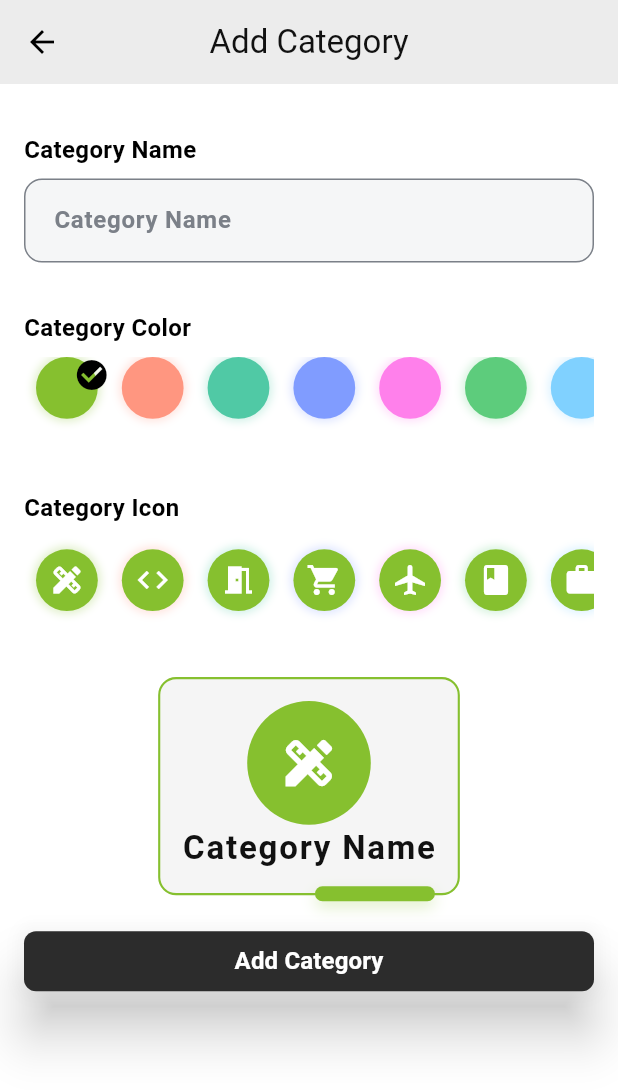
After one commit to xon-nate/finish_up_app, a Flutter app: the screen it shows after launch, tab 3 chosen, after a tap on the "add" icon, on a phone screen of 412 x 824 dp. The commit adds this screen. Shown: the top 1090 px of the screen. Run offline on Flutter 3.47's test engine with Material 2 defaults, Android fonts, the phone set to English and light mode, and no system bars; our stand-ins replace cloud_firestore, dartz, firebase_core, flutter_riverpod, go_router, shimmer and 1 more; accounts and stored records are empty; generated files the repository leaves out were written again; Roboto replaces fonts that are missing (Kumbh).

Commit message:
before uuid

```diff
--- a/lib/features/category/data/database/category_local_db.dart
+++ b/lib/features/category/data/database/category_local_db.dart
@@ -1,5 +1,6 @@
 import 'package:flutter_riverpod/flutter_riverpod.dart';
 import 'package:sqflite/sqflite.dart' as sql;
+import 'package:uuid/uuid.dart'; // Import the UUID package
 
 // import '../../../../core/errors/errors.dart';
 import '../../domain/entities/category.dart';
@@ -38,8 +39,8 @@ class CategoryLocalDataBaseImpl implements CategoryLocalDataBase {
   Future<void> createTables(sql.Database database) async {
     //create if not exists
     await database.execute('''
-    CREATE TABLE IF NOT EXISTS categories (
-      id INTEGER PRIMARY KEY AUTOINCREMENT,
+    1CREATE TABLE IF NOT EXISTS categories (
+      id TEXT PRIMARY KEY,
       name TEXT,
       iconIndex INTEGER,
       colorIndex INTEGER
@@ -165,10 +166,10 @@ class CategoryLocalDataBaseImpl implements CategoryLocalDataBase {
         whereArgs: [id],
       );
       return CategoryModel(
-        id: maps[0]['id'].toString(),
-        name: maps[0]['name'],
-        iconIndex: maps[0]['iconIndex'],
-        colorIndex: maps[0]['colorIndex'],
+        id: maps.first['id'].toString(),
+        name: maps.first['name'],
+        iconIndex: maps.first['iconIndex'],
+        colorIndex: maps.first['colorIndex'],
       );
     } catch (e) {
       throw Exception("Error getting category: $e");
--- a/lib/features/category/domain/usecases/delete.dart
+++ b/lib/features/category/domain/usecases/delete.dart
@@ -0,0 +1,19 @@
+import 'package:dartz/dartz.dart';
+import 'package:finish_up_app/features/category/domain/repository/category_repository.dart';
+
+import '../../../../core/errors/errors.dart';
+import '../../../../core/utils/usecase.dart';
+import '../entities/category.dart';
+
+class DeleteCategoryUseCase extends UseCase<Category, Params<Category>> {
+  final CategoryRepository repository;
+
+  DeleteCategoryUseCase(this.repository);
+
+  @override
+  // params is the category to be Delete d
+  Future<Either<Failure, Category>> call(Params params) async {
+    print("DeleteCategoryUseCase");
+    return await repository.deleteCategoryById(params.data);
+  }
+}
--- /dev/null
+++ b/lib/features/category/presentation/screens/add_screen.dart
@@ -0,0 +1,323 @@
+import 'package:finish_up_app/features/category/presentation/providers/categories_provider.dart';
+import 'package:finish_up_app/features/todo/presentation/widgets/labeled_input_widget.dart';
+import 'package:flutter/material.dart';
+import 'package:flutter_riverpod/flutter_riverpod.dart';
+
+import '../../domain/entities/category.dart';
+
+final colorIndexProvider = StateProvider.autoDispose<int>((ref) => 0);
+final iconIndexProvider = StateProvider.autoDispose<int>((ref) => 0);
+final categoryNameProvider = StateProvider.autoDispose<String>((ref) => '');
+TextEditingController categoryNameTextController = TextEditingController();
+
+class AddCategoryScreen extends ConsumerWidget {
+  const AddCategoryScreen({super.key});
+  @override
+  Widget build(BuildContext context, WidgetRef ref) {
+    final formKey = GlobalKey<FormState>();
+
+    return Scaffold(
+      backgroundColor: const Color(0xFFFFFFFF),
+      appBar: AppBar(
+        centerTitle: true,
+        title: const Text(
+          'Add Category',
+          style: TextStyle(color: Color(0xFF111111)),
+        ),
+        backgroundColor: const Color(0xFFECECEC),
+        elevation: 0,
+      ),
+      body: Padding(
+        padding: const EdgeInsets.all(16),
+        child: Form(
+          key: formKey,
+          child: ListView(
+            children: [
+              const SizedBox(height: 16),
+              LabeledInputWidget(
+                label: 'Category Name',
+                inputWidget: TextFormField(
+                  validator: (value) {
+                    if (value == null || value.isEmpty) {
+                      return 'Please enter category name';
+                    }
+                    return null;
+                  },
+                  controller: categoryNameTextController,
+                  decoration: const InputDecoration(
+                    labelText: 'Category Name',
+                    labelStyle: TextStyle(
+                      color: Color(0xFF7B8088),
+                      fontSize: 16,
+                      fontWeight: FontWeight.w600,
+                    ),
+                    border: OutlineInputBorder(
+                      borderRadius: BorderRadius.all(
+                        Radius.circular(12),
+                      ),
+                    ),
+                    focusedBorder: OutlineInputBorder(
+                      borderRadius: BorderRadius.all(
+                        Radius.circular(12),
+                      ),
+                      borderSide: BorderSide(
+                        color: Color(0xFF006ed4),
+                      ),
+                    ),
+                    enabledBorder: OutlineInputBorder(
+                      borderRadius: BorderRadius.all(
+                        Radius.circular(12),
+                      ),
+                      borderSide: BorderSide(
+                        color: Color(0xFF7B8088),
+                      ),
+                    ),
+                  ),
+                ),
+              ),
+              const SizedBox(height: 16),
+              ColorSelector(),
+              const SizedBox(height: 16),
+              const IconSelector(),
+              const SizedBox(height: 16),
+              FittedBox(
+                fit: BoxFit.scaleDown,
+                child: Stack(
+                  children: [
+                    Card(
+                      color: Colors.grey.shade100,
+                      elevation: 0,
+                      shape: RoundedRectangleBorder(
+                        borderRadius: BorderRadius.circular(12.0),
+                        side: BorderSide(
+                          color: CategoryColors
+                              .categoryPairs[ref.watch(colorIndexProvider)]
+                              .color,
+                          width: 1.4,
+                        ),
+                      ),
+                      child: Padding(
+                        padding: const EdgeInsets.all(16.0),
+                        child: Column(
+                          children: [
+                            CircleAvatar(
+                              radius: MediaQuery.sizeOf(context).width * 0.1,
+                              backgroundColor: CategoryColors
+                                  .categoryPairs[ref.watch(colorIndexProvider)]
+                                  .color,
+                              child: Icon(
+                                CategoryColors.categoryIcons[
+                                    ref.watch(iconIndexProvider)],
+                                color: Colors.white,
+                                size: MediaQuery.sizeOf(context).width * 0.1,
+                              ),
+                            ),
+                            const SizedBox(width: 16),
+                            const Text(
+                              'Category Name',
+                              style: TextStyle(
+                                letterSpacing: 1.2,
+                                color: Color(0xFF111111),
+                                fontSize: 22,
+                                fontWeight: FontWeight.w700,
+                                fontFamily: 'Roboto',
+                              ),
+                            ),
+                          ],
+                        ),
+                      ),
+                    ),
+                    Positioned(
+                      bottom: 0,
+                      right: MediaQuery.sizeOf(context).width * 0.1 / 2,
+                      child: Container(
+                        height: 10,
+                        width: 80,
+                        decoration: BoxDecoration(
+                          borderRadius: BorderRadius.circular(12.0),
+                          color: CategoryColors
+                              .categoryPairs[ref.watch(colorIndexProvider)]
+                              .color,
+                          boxShadow: [
+                            BoxShadow(
+                              color: CategoryColors
+                                  .categoryPairs[ref.watch(colorIndexProvider)]
+                                  .color
+                                  .withOpacity(0.25),
+                              blurRadius: 8,
+                              offset: const Offset(0, 4),
+                            ),
+                          ],
+                        ),
+                      ),
+                    ),
+                  ],
+                ),
+              ),
+              const SizedBox(height: 16),
+              Row(
+                children: [
+                  Expanded(
+                    child: ElevatedButton(
+                      onPressed: () {
+                        if (formKey.currentState!.validate()) {
+                          final category = Category(
+                            id: (
+                              ref.watch(categoryListState).categories.length +
+                                  1,
+                            ).toString(),
+                            name: categoryNameTextController.text,
+                            colorIndex: ref.read(colorIndexProvider),
+                            iconIndex: ref.read(iconIndexProvider),
+                          );
+                          debugPrint(
+                            '${category.colorIndex}+${category.name}+${category.iconIndex}+${category.id}',
+                          );
+                          ref.read(categoryListModel).addCategory(category);
+                        } else {
+                          ScaffoldMessenger.of(context).showSnackBar(
+                            const SnackBar(
+                              content: Text('Please enter category name'),
+                            ),
+                          );
+                        }
+                      },
+                      style: ButtonStyle(
+                        backgroundColor:
+                            MaterialStateProperty.all(const Color(0xFF2C2C2C)),
+                      ),
+                      child: const Text(
+                        'Add Category',
+                        style: TextStyle(
+                          color: Color(0xFFFFFFFF),
+                          fontSize: 16,
+                          fontWeight: FontWeight.w700,
+                        ),
+                      ),
+                    ),
+                  ),
+                ],
+              ),
+            ],
+          ),
+        ),
+      ),
+    );
+  }
+}
+
+class ColorSelector extends ConsumerWidget {
+  ColorSelector({super.key});
+  final ScrollController scrollController = ScrollController();
+  @override
+  Widget build(BuildContext context, WidgetRef ref) {
+    return LabeledInputWidget(
+      label: 'Category Color',
+      inputWidget: SizedBox(
+        height: MediaQuery.of(context).size.height * 0.050 + 16,
+        child: ListView.builder(
+          shrinkWrap: true,
+          scrollDirection: Axis.horizontal,
+          itemCount: 10,
+          controller: scrollController,
+          itemBuilder: (context, index) {
+            return InkWell(
+              onTap: () {
+                ref.read(colorIndexProvider.notifier).state = index;
+              },
+              child: Stack(
+                children: [
+                  Padding(
+                    padding: const EdgeInsets.symmetric(horizontal: 8.0),
+                    child: Container(
+                      decoration: BoxDecoration(
+                        shape: BoxShape.circle,
+                        boxShadow: [
+                          BoxShadow(
+                            color: CategoryColors.categoryPairs[index].color
+                                .withOpacity(0.25),
+                            blurRadius: 4,
+                            spreadRadius: 2,
+                          ),
+                        ],
+                      ),
+                      child: CircleAvatar(
+                        radius: MediaQuery.of(context).size.height * 0.025,
+                        backgroundColor:
+                            CategoryColors.categoryPairs[index].color,
+                      ),
+                    ),
+                  ),
+                  if (ref.read(colorIndexProvider) == index)
+                    const Positioned(
+                      top: 0,
+                      right: 0,
+                      child: Icon(
+                        Icons.check_circle,
+                        color: Colors.black,
+                      ),
+                    ),
+                ],
+              ),
+            );
+          },
+        ),
+      ),
+    );
+  }
+}
+
+class IconSelector extends ConsumerWidget {
+  // final WidgetRef ref;
+
+  const IconSelector({
+    super.key,
+  });
+
+  @override
+  Widget build(BuildContext context, WidgetRef ref) {
+    return LabeledInputWidget(
+      label: 'Category Icon',
+      inputWidget: SizedBox(
+        height: MediaQuery.of(context).size.height * 0.050 + 16,
+        child: ListView.builder(
+          shrinkWrap: true,
+          scrollDirection: Axis.horizontal,
+          itemCount: 10,
+          itemBuilder: (context, index) {
+            return InkWell(
+              onTap: () {
+                ref.read(iconIndexProvider.notifier).state = index;
+              },
+              child: Padding(
+                padding: const EdgeInsets.symmetric(horizontal: 8.0),
+                child: Container(
+                  decoration: BoxDecoration(
+                    shape: BoxShape.circle,
+                    boxShadow: [
+                      BoxShadow(
+                        color: CategoryColors.categoryPairs[index].color
+                            .withOpacity(0.25),
+                        blurRadius: 4,
+                        spreadRadius: 2,
+                      ),
+                    ],
+                  ),
+                  child: CircleAvatar(
+                    radius: MediaQuery.of(context).size.height * 0.025,
+                    backgroundColor: CategoryColors
+                        .categoryPairs[ref.watch(colorIndexProvider)].color,
+                    child: Icon(
+                      CategoryColors.categoryIcons[index],
+                      color: Colors.white,
+                    ),
+                  ),
+                ),
+              ),
+            );
+          },
+        ),
+      ),
+    );
+  }
+}
--- a/lib/features/category/presentation/widgets/category_list.dart
+++ b/lib/features/category/presentation/widgets/category_list.dart
@@ -1,12 +1,13 @@
 import 'package:flutter/material.dart';
 import 'package:flutter_riverpod/flutter_riverpod.dart';
+import 'package:go_router/go_router.dart';
 
 import '../../domain/entities/category.dart';
 import '../providers/categories_provider.dart';
 import 'category_item.dart';
 
 final categoriesFutureProvider = FutureProvider<List<Category>>((ref) async {
-  final categories = await ref.watch(categoryListModel).getCategories();
+  final categories = ref.watch(categoryListState).categories;
   return categories;
 });
 
@@ -29,9 +30,72 @@ class CategoriesList extends ConsumerWidget {
           itemCount: categories.length,
           itemBuilder: (_, index) {
             final category = categories[index];
-            return CategoryItemWidget(
-              key: ValueKey(category.id),
-              category: category,
+            return Dismissible(
+              key: UniqueKey(), // Unique key for each item
+              onDismissed: (direction) {
+                showDialog(
+                  context: context,
+                  builder: (ctx) => AlertDialog(
+                    title: const Text('Delete Category'),
+                    content: const Text(
+                        'Are you sure you want to delete this category?'),
+                    actions: [
+                      TextButton(
+                        onPressed: () {
+                          ref
+                              .read(categoryListModel)
+                              .deleteCategory(category.id);
+                          Navigator.pop(ctx);
+                        },
+                        child: const Text('Yes'),
+                      ),
+                      TextButton(
+                        onPressed: () {
+                          Navigator.pop(ctx);
+                        },
+                        child: const Text('No'),
+                      ),
+                    ],
+                  ),
+                );
+              },
+              background: Container(
+                  color: Colors.red), // Optional: Swipe to delete background
+              child: InkWell(
+                onLongPress: () {
+                  showDialog(
+                    context: context,
+                    builder: (ctx) {
+                      return AlertDialog(
+                        title: const Text('Delete Category'),
+                        content: const Text(
+                            'Are you sure you want to delete this category?'),
+                        actions: [
+                          TextButton(
+                            onPressed: () {
+                              ref
+                                  .read(categoryListModel)
+                                  .deleteCategory(category.id);
+                              Navigator.pop(ctx);
+                            },
+                            child: const Text('Yes'),
+                          ),
+                          TextButton(
+                            onPressed: () {
+                              Navigator.pop(ctx);
+                            },
+                            child: const Text('No'),
+                          ),
+                        ],
+                      );
+                    },
+                  );
+                },
+                child: CategoryItemWidget(
+                  key: ValueKey(category.id),
+                  category: category,
+                ),
+              ),
             );
           },
         );
--- a/lib/features/todo/presentation/screens/add_todo.dart
+++ b/lib/features/todo/presentation/screens/add_todo.dart
@@ -24,7 +24,7 @@ class _AddTodoBottomSheetState extends ConsumerState<AddTodoBottomSheet> {
   final taskNameController = TextEditingController();
   final descriptionController = TextEditingController();
   final GlobalKey<FormState> formKey = GlobalKey<FormState>();
-  Category? selectedCategory;
+  // late Category selectedCategory;
 
   @override
   Widget build(BuildContext context) {
@@ -51,13 +51,14 @@ class _AddTodoBottomSheetState extends ConsumerState<AddTodoBottomSheet> {
                   builder: (context, snapshot) {
                     if (snapshot.hasData) {
                       final categories = snapshot.data!;
-                      selectedCategory = categories.first;
+                      var selectedCategory = categories.first;
                       return TodoForm(
                         taskNameController: taskNameController,
                         descriptionController: descriptionController,
                         dateTimeController: dateTimeController,
                         onCategoryChanged: (category) {
-                          selectedCategory = category;
+                          selectedCategory = category!;
+                          debugPrint(selectedCategory.name);
                         },
                         onDateSaved: (dateTime) {
                           dateTimeController.value = dateTime;
@@ -73,7 +74,7 @@ class _AddTodoBottomSheetState extends ConsumerState<AddTodoBottomSheet> {
                               dueDate: dateTimeController.value,
                               description: descriptionController.text,
                               title: taskNameController.text,
-                              categoryId: selectedCategory!.id,
+                              categoryId: selectedCategory.id,
                             );
                             debugPrint('New isDone: ${newTodo.isDone}');
                             debugPrint('New dueDate: ${newTodo.dueDate}');
--- a/lib/features/todo/presentation/widgets/todo_list.dart
+++ b/lib/features/todo/presentation/widgets/todo_list.dart
@@ -28,10 +28,11 @@ class TodoList extends StatelessWidget {
           itemCount: todos.length,
           itemBuilder: (_, index) {
             final todo = todos[index];
+            //todo make it returrn list of categories not just 1 blyat
             return ref.watch(futureCategoryProvider(todo.categoryId)).when(
                   loading: () => const TodoItemShimmer(),
                   error: (error, stackTrace) {
-                    return Text('Error: $error');
+                    return Text('Error: $error $stackTrace');
                   },
                   data: (category) {
                     return Padding(
--- a/pubspec.yaml
+++ b/pubspec.yaml
@@ -22,6 +22,7 @@ dependencies:
   dartz: ^0.10.1
   intl: ^0.18.1
   shimmer: ^3.0.0
+  uuid: ^4.2.1
 
 dev_dependencies:
   flutter_test:
```
Also changed, not shown: lib/features/category/domain/usecases/module.dart (+8 -0 lines), lib/features/category/presentation/providers/categories_provider.dart (+23 -11 lines), lib/features/category/presentation/widgets/category_item.dart (+14 -13 lines).
